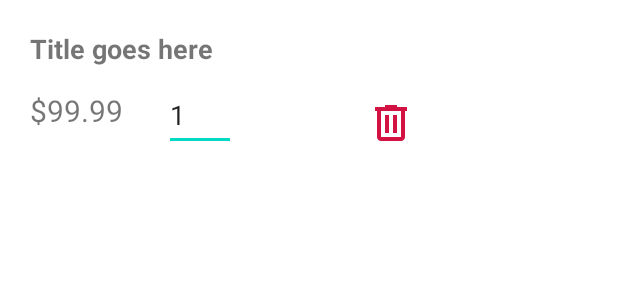
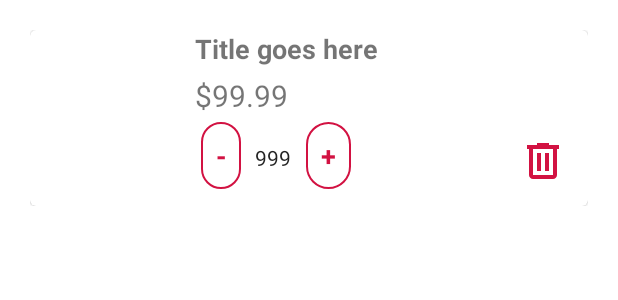
Before and after one commit to nilaymitash/Trader_Joes_App, an Android app: the layout cart_list_item.xml on its own in the app's theme, with its tools: preview values and no code run, on a phone screen of 412 x 824 dp. Shown: the top 300 px of the screen. Run offline under Robolectric (Android 15) with nearby library versions, the phone set to English and light mode, and no system bars.

Commit message:
Updated cart lit view

```diff
--- a/app/src/main/res/layout/cart_list_item.xml
+++ b/app/src/main/res/layout/cart_list_item.xml
@@ -1,5 +1,5 @@
 <?xml version="1.0" encoding="utf-8"?>
-<RelativeLayout xmlns:android="http://schemas.android.com/apk/res/android"
+<FrameLayout xmlns:android="http://schemas.android.com/apk/res/android"
     xmlns:app="http://schemas.android.com/apk/res-auto"
     android:orientation="horizontal"
     android:layout_width="match_parent"
@@ -7,47 +7,87 @@
     android:layout_margin="10dp"
     android:padding="10dp">
 
+    <com.google.android.material.card.MaterialCardView
+        android:layout_width="match_parent"
+        android:layout_height="wrap_content">
+
+        <RelativeLayout
+            android:layout_width="match_parent"
+            android:layout_height="match_parent">
+
+            <ImageView
+                android:id="@+id/cart_product_img"
+                android:layout_width="100dp"
+                android:layout_height="100dp"
+                android:layout_marginRight="10dp"/>
+
             <TextView
-        android:id="@+id/product_title"
+                android:id="@+id/cart_product_title"
+                android:layout_toRightOf="@id/cart_product_img"
                 android:text="Title goes here"
                 android:layout_width="match_parent"
                 android:layout_height="wrap_content"
                 android:textSize="18sp"
                 android:textStyle="bold"/>
 
-
             <TextView
-        android:id="@+id/product_price"
+                android:id="@+id/cart_product_price"
                 android:layout_width="wrap_content"
                 android:layout_height="wrap_content"
-        android:layout_below="@+id/product_title"
-        android:layout_marginTop="15dp"
+                android:layout_below="@+id/cart_product_title"
+                android:layout_toRightOf="@id/cart_product_img"
+                android:layout_marginTop="5dp"
                 android:text="$99.99"
                 android:textSize="20sp" />
 
-    <EditText
+            <LinearLayout
+                android:id="@+id/stepper_layout"
+                android:layout_below="@id/cart_product_price"
+                android:layout_toRightOf="@id/cart_product_img"
+                android:layout_width="wrap_content"
+                android:layout_height="wrap_content"
+                android:orientation="horizontal">
+
+                <Button
+                    android:id="@+id/decrement_btn"
+                    android:text="-"
+                    android:textStyle="bold"
+                    android:textSize="18sp"
+                    android:layout_width="wrap_content"
+                    android:layout_height="wrap_content"
+                    style="@style/Widget.Material3.Button.IconButton.Outlined"
+                    app:strokeColor="@color/tj_red_primary"/>
+                <TextView
                     android:id="@+id/product_qty_input"
-        android:layout_width="48dp"
-        android:layout_height="48dp"
-        android:layout_below="@+id/product_title"
-        android:layout_marginLeft="27dp"
-        android:layout_marginTop="8dp"
-        android:layout_toRightOf="@id/product_price"
-        android:inputType="number"
-        android:text="1" />
+                    android:inputType="none"
+                    android:autoSizeMaxTextSize="18sp"
+                    android:text="999"
+                    android:textAlignment="center"
+                    android:layout_width="35dp"
+                    android:layout_height="wrap_content"
+                    style="@style/Widget.MaterialComponents.TextInputLayout.FilledBox"/>
+                <Button
+                    android:id="@+id/increment_btn"
+                    android:text="+"
+                    android:textStyle="bold"
+                    android:textSize="18sp"
+                    android:layout_width="wrap_content"
+                    android:layout_height="wrap_content"
+                    style="@style/Widget.Material3.Button.IconButton.Outlined"
+                    app:strokeColor="@color/tj_red_primary"/>
+            </LinearLayout>
 
             <com.google.android.material.button.MaterialButton
                 android:id="@+id/delete_cart_item_btn"
                 style="@style/Widget.Material3.Button.IconButton"
                 android:layout_width="wrap_content"
                 android:layout_height="wrap_content"
-        android:layout_below="@+id/product_title"
-        android:layout_centerVertical="true"
-        android:layout_marginLeft="73dp"
-        android:layout_marginTop="7dp"
-        android:layout_toRightOf="@id/product_qty_input"
+                android:layout_below="@+id/cart_product_price"
+                android:layout_alignParentEnd="true"
                 app:icon="@drawable/delete_outline"
                 app:iconSize="32dp" />
 
+        </RelativeLayout>
 
-</RelativeLayout>
+    </com.google.android.material.card.MaterialCardView>
+</FrameLayout>
```
Also changed, not shown: app/src/main/java/com/trader/joes/adapter/CartListAdapter.java (+55 -11 lines), app/src/main/java/com/trader/joes/adapter/ProductListAdapter.java (+2 -5 lines), app/src/main/java/com/trader/joes/service/UserDataMaintenanceService.java (+9 -2 lines), app/src/main/res/layout/product_list_item.xml (+6 -6 lines). Lines whose indentation alone changed are shown as unchanged.
